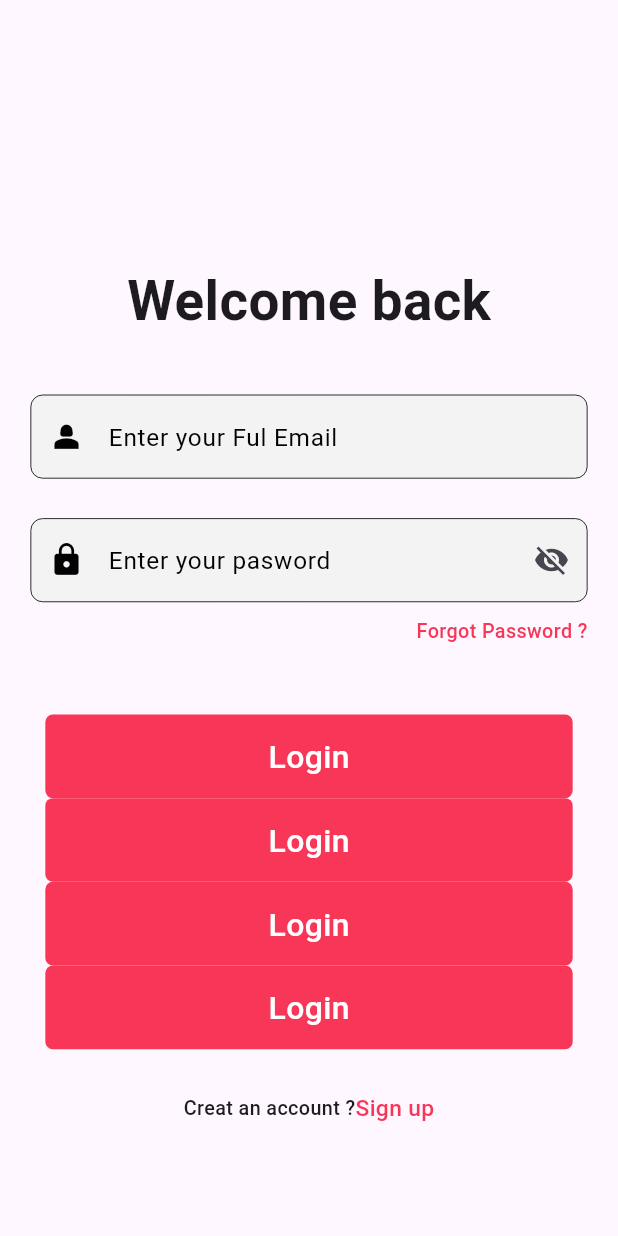
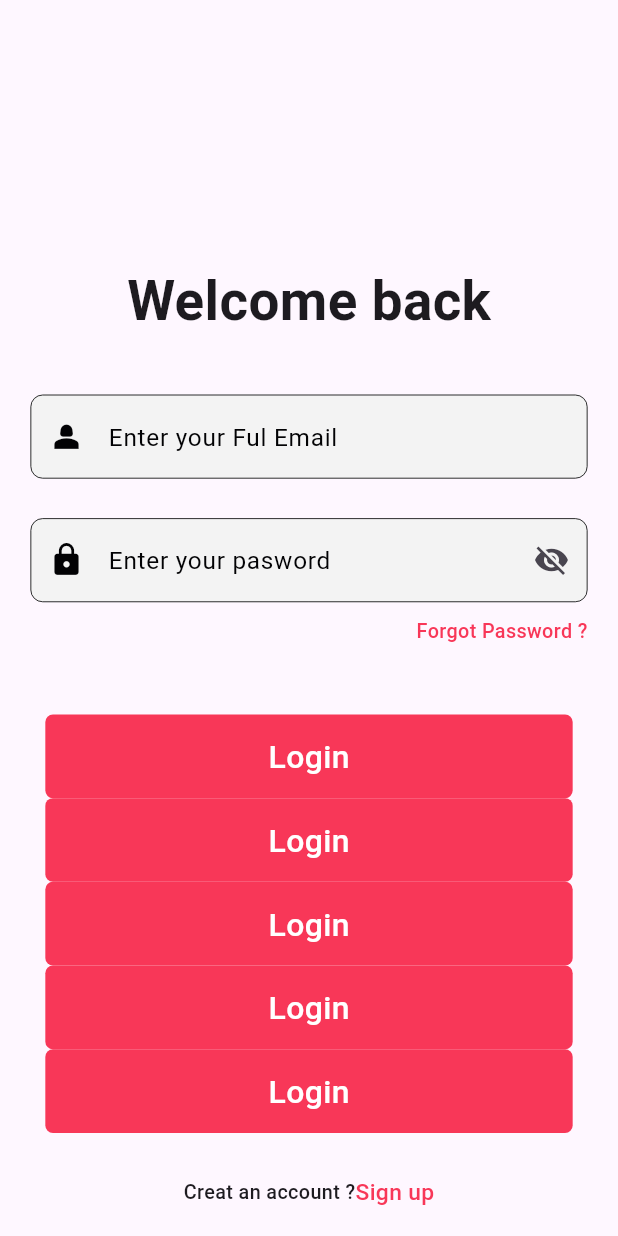
Before and after one commit to saddamhussain11/stylish, a Flutter app: the LoginScreen screen opened directly, on a phone screen of 412 x 824 dp. Run offline on Flutter 3.47's test engine with Material 3 defaults, Android fonts, the phone set to English and light mode, and no system bars; our stand-ins replace cloud_functions, flutter_screenutil, get, get_storage; accounts and stored records are empty; network calls fail.

Commit message:
update 6/10/25

```diff
--- a/lib/view/auth/login_screen.dart
+++ b/lib/view/auth/login_screen.dart
@@ -176,6 +176,22 @@ class _LoginScreenState extends State<LoginScreen> {
                         }
                       },
                     ),
+                    Custombuton(
+                      isLoading: authController.isLoading.value,
+                      backgroundColor: Appcolors.pinkColor,
+                      height: 55.h,
+                      width: 320.w,
+                      borderRadius: BorderRadius.circular(5.r),
+                      title: 'Login',
+                      ontap: () {
+                        if (_formkey.currentState!.validate()) {
+                          authController.login(
+                            emailcontroler.text,
+                            paswordcontroler.text,
+                          );
+                        }
+                      },
+                    ),
                     SizedBox(height: 28.h),
                     Row(
                       mainAxisAlignment: MainAxisAlignment.center,
```
